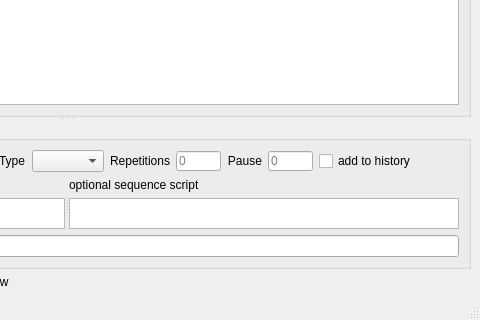
Above: ScriptCommunicator/sendwindow.ui from szieke/ScriptCommunicator_serial-terminal before the change; both pictures show x 346 to 826 and y 205 to 525 of the 826 by 525 pixel window. Below: the same form after it.
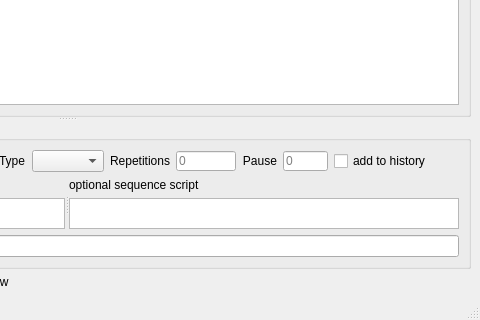
That is the form after the change. Icons and pictures are not drawn. Custom widgets are drawn as their Qt base class.

Commit message: Sequence script functionality removed from the main window

Diff of the .ui file:
```diff
--- a/ScriptCommunicator/sendwindow.ui
+++ b/ScriptCommunicator/sendwindow.ui
@@ -172,7 +172,7 @@
             </property>
             <property name="maximumSize">
              <size>
-              <width>45</width>
+              <width>60</width>
               <height>20</height>
              </size>
             </property>
```
The commit also changes 4 other files.
